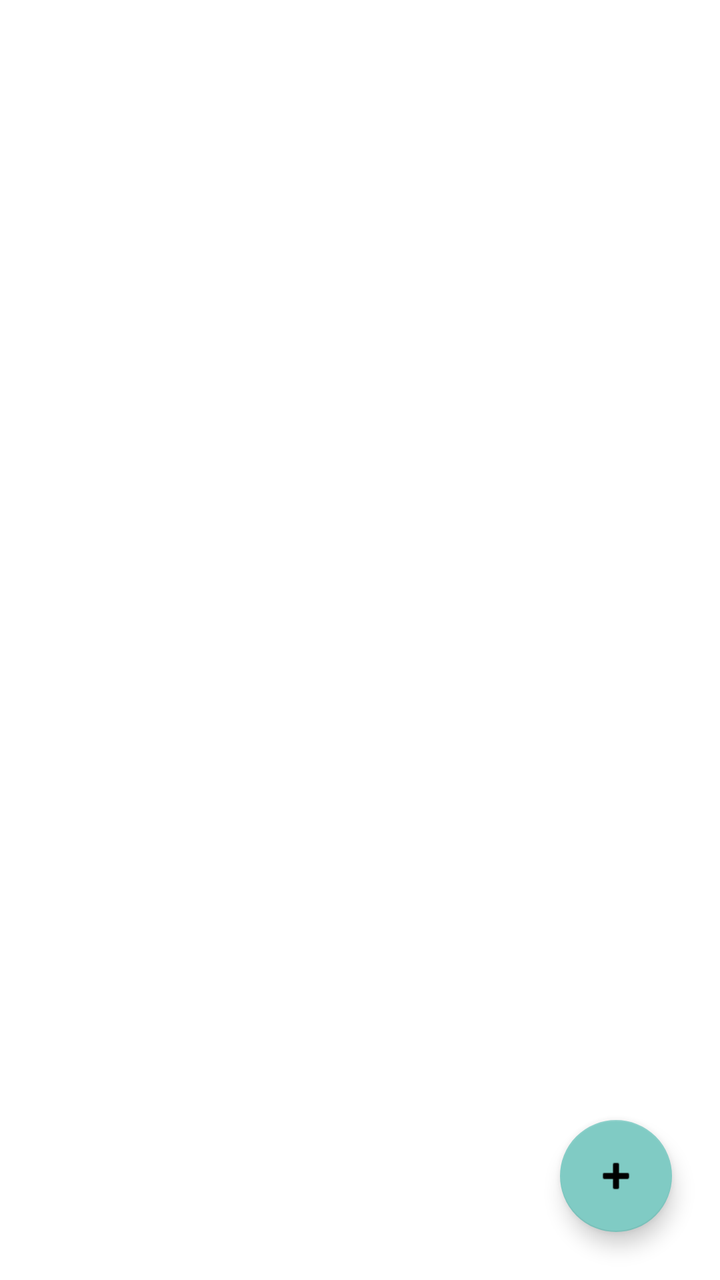
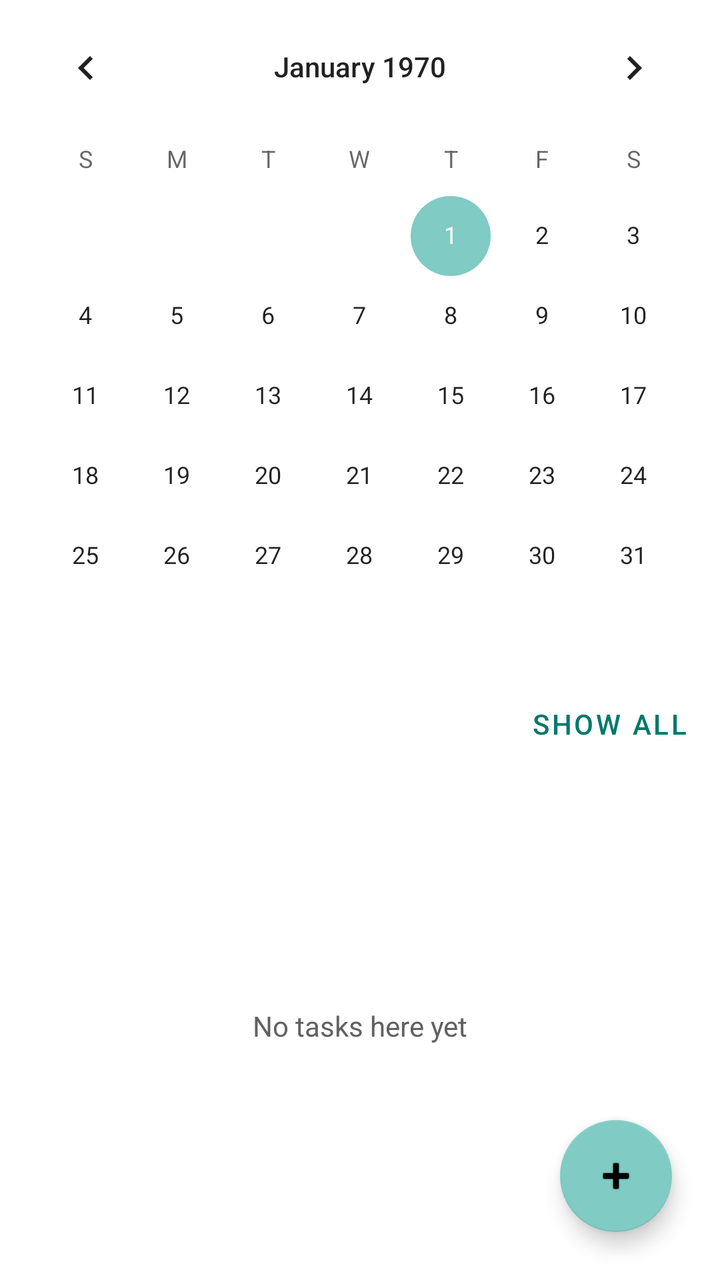

Screens rendered from an Android XML layout before and after an edit, with the pre-edit source and the edit as a unified diff.
<!-- AndroidManifest.xml: application theme Theme.StudyFlow -->
<!-- res/layout/activity_task_list.xml -->
<?xml version="1.0" encoding="utf-8"?>
<androidx.coordinatorlayout.widget.CoordinatorLayout xmlns:android="http://schemas.android.com/apk/res/android"
    xmlns:app="http://schemas.android.com/apk/res-auto"
    android:layout_width="match_parent"
    android:layout_height="match_parent">

    <androidx.recyclerview.widget.RecyclerView
        android:id="@+id/recyclerTasks"
        android:layout_width="match_parent"
        android:layout_height="match_parent"
        android:padding="8dp" />

    <com.google.android.material.floatingactionbutton.FloatingActionButton
        android:id="@+id/fabAddTask"
        android:layout_width="wrap_content"
        android:layout_height="wrap_content"
        android:layout_gravity="bottom|end"
        android:layout_margin="24dp"
        android:contentDescription="@string/action_add_task"
        app:srcCompat="@android:drawable/ic_input_add" />

</androidx.coordinatorlayout.widget.CoordinatorLayout>
<!-- resources referenced by this layout -->
<resources>
  <string name="action_add_task">+ Add Task</string>
  <style name="Theme.StudyFlow" parent="Theme.MaterialComponents.DayNight.NoActionBar">
          <item name="colorPrimary">@color/teal_700</item>
          <item name="colorPrimaryVariant">@color/teal_900</item>
          <item name="colorOnPrimary">@color/white</item>
          <item name="colorSecondary">@color/teal_200</item>
          <item name="android:statusBarColor">@color/teal_900</item>
      </style>
  <color name="teal_700">#00796B</color>
  <color name="teal_900">#004D40</color>
  <color name="white">#FFFFFF</color>
  <color name="teal_200">#80CBC4</color>
</resources>

<!-- the commit's change to res/layout/activity_task_list.xml (unified diff, before → after) -->
@@ -4,11 +4,74 @@
     android:layout_width="match_parent"
     android:layout_height="match_parent">
 
-    <androidx.recyclerview.widget.RecyclerView
-        android:id="@+id/recyclerTasks"
+    <LinearLayout
         android:layout_width="match_parent"
         android:layout_height="match_parent"
-        android:padding="8dp" />
+        android:orientation="vertical">
+
+        <TextView
+            android:id="@+id/textOfflineBanner"
+            android:layout_width="match_parent"
+            android:layout_height="wrap_content"
+            android:background="@color/overdue"
+            android:gravity="center"
+            android:padding="8dp"
+            android:text="@string/status_offline_banner"
+            android:textColor="@color/white"
+            android:textSize="13sp"
+            android:visibility="gone" />
+
+        <CalendarView
+            android:id="@+id/calendarView"
+            android:layout_width="match_parent"
+            android:layout_height="wrap_content" />
+
+        <LinearLayout
+            android:layout_width="match_parent"
+            android:layout_height="wrap_content"
+            android:gravity="center_vertical"
+            android:orientation="horizontal"
+            android:paddingStart="16dp"
+            android:paddingEnd="8dp">
+
+            <TextView
+                android:id="@+id/textSelectedDay"
+                android:layout_width="0dp"
+                android:layout_height="wrap_content"
+                android:layout_weight="1"
+                android:textStyle="bold" />
+
+            <Button
+                android:id="@+id/buttonShowAll"
+                style="@style/Widget.MaterialComponents.Button.TextButton"
+                android:layout_width="wrap_content"
+                android:layout_height="wrap_content"
+                android:text="@string/action_show_all" />
+        </LinearLayout>
+
+        <FrameLayout
+            android:layout_width="match_parent"
+            android:layout_height="0dp"
+            android:layout_weight="1">
+
+            <androidx.recyclerview.widget.RecyclerView
+                android:id="@+id/recyclerTasks"
+                android:layout_width="match_parent"
+                android:layout_height="match_parent"
+                android:clipToPadding="false"
+                android:paddingBottom="88dp" />
+
+            <TextView
+                android:id="@+id/textEmpty"
+                android:layout_width="match_parent"
+                android:layout_height="wrap_content"
+                android:layout_gravity="center"
+                android:gravity="center"
+                android:padding="24dp"
+                android:text="@string/empty_tasks"
+                android:textColor="@color/text_secondary" />
+        </FrameLayout>
+    </LinearLayout>
 
     <com.google.android.material.floatingactionbutton.FloatingActionButton
         android:id="@+id/fabAddTask"
@@ -18,5 +81,4 @@
         android:layout_margin="24dp"
         android:contentDescription="@string/action_add_task"
         app:srcCompat="@android:drawable/ic_input_add" />
-
 </androidx.coordinatorlayout.widget.CoordinatorLayout>
<!-- resource entries referenced after the edit -->
@@ -1,12 +1,19 @@
 <!-- resources referenced by this layout -->
 <resources>
-  <string name="action_add_task">+ Add Task</string>
+  <color name="overdue">#D32F2F</color>
+  <color name="text_secondary">#616161</color>
+  <string name="action_add_task">+ Add task</string>
+  <string name="action_show_all">Show all</string>
+  <string name="empty_tasks">No tasks here yet</string>
+  <string name="status_offline_banner">You\'re offline. Changes are saved on your phone and will sync automatically.</string>
   <style name="Theme.StudyFlow" parent="Theme.MaterialComponents.DayNight.NoActionBar">
           <item name="colorPrimary">@color/teal_700</item>
           <item name="colorPrimaryVariant">@color/teal_900</item>
           <item name="colorOnPrimary">@color/white</item>
           <item name="colorSecondary">@color/teal_200</item>
-          <item name="android:statusBarColor">@color/teal_900</item>
+          
+          <item name="android:windowLightStatusBar" tools:targetApi="m">true</item>
+          <item name="android:windowLightNavigationBar" tools:targetApi="o_mr1">true</item>
       </style>
   <color name="teal_700">#00796B</color>
   <color name="teal_900">#004D40</color>
